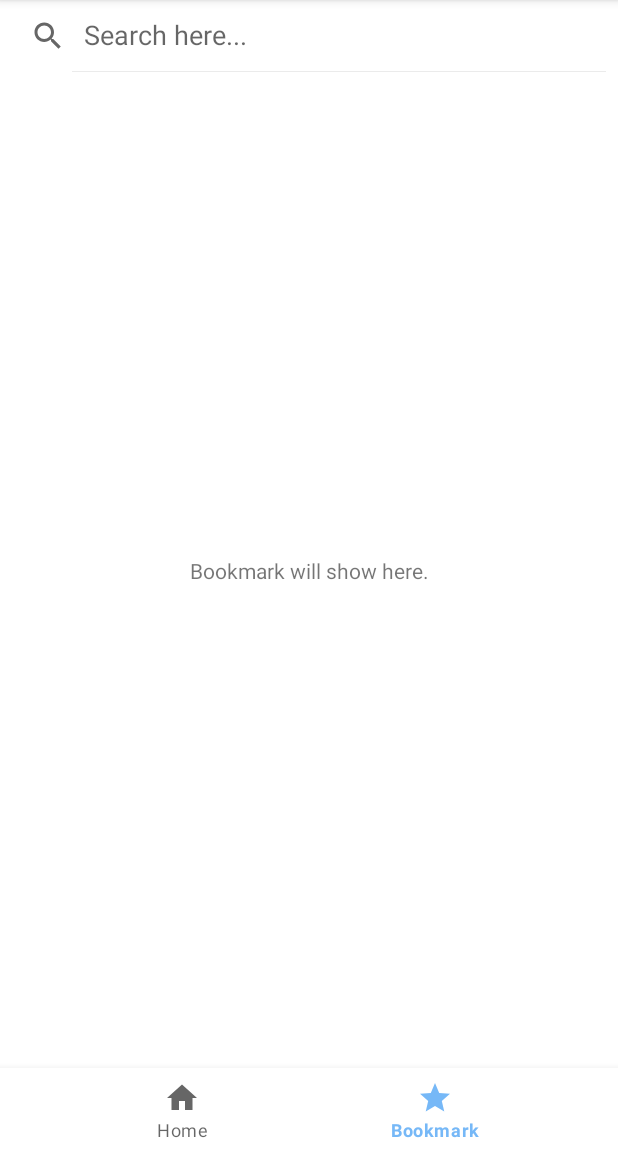
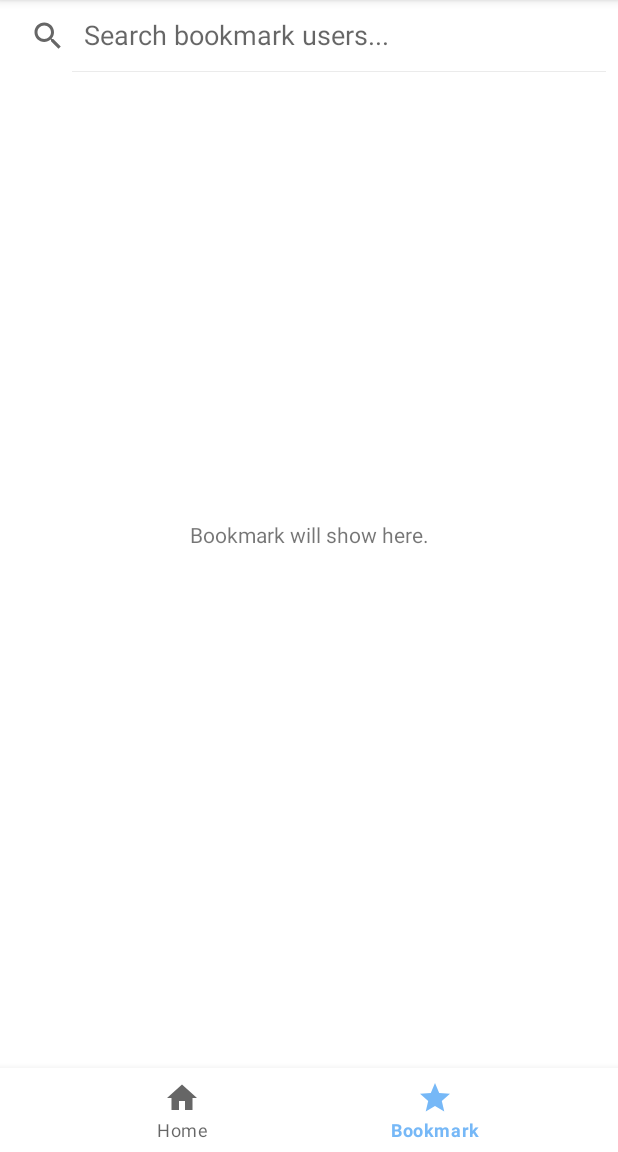
Before and after one commit to Wangoose/OJT_WHC_Java, an Android app: the screen it shows after launch (MainActivity), item 2 of the bottom bar chosen, on a phone screen of 412 x 824 dp, the part 84-1236 px from its top. Run offline under Robolectric (Android 15) with nearby library versions, the light colour scheme and no system bars; libraries missing offline, so code that uses them is left out: javax.annotation; 5 statements that could not run were skipped.

Commit message:
북마크 SearchView 구현 中 임시 저장

```diff
--- a/app/src/main/java/com/wangoose/ojt_whc_java/FragmentBookmark.java
+++ b/app/src/main/java/com/wangoose/ojt_whc_java/FragmentBookmark.java
@@ -5,9 +5,11 @@ import android.view.LayoutInflater;
 import android.view.View;
 import android.view.ViewGroup;
 import android.widget.TextView;
+import android.widget.Toast;
 
 import androidx.annotation.NonNull;
 import androidx.annotation.Nullable;
+import androidx.appcompat.widget.SearchView;
 import androidx.fragment.app.Fragment;
 import androidx.recyclerview.widget.LinearLayoutManager;
 import androidx.recyclerview.widget.RecyclerView;
@@ -20,14 +22,19 @@ public class FragmentBookmark extends Fragment {
 
     SearchUsersResult bookmarkUserList;
 
+    SearchView searchView;
+
     TextView tvBookmarkInfo;
 
     View bookmarkView;
 
-    public static FragmentBookmark newInstance(SearchUsersResult bookmarkUserList) {
+    boolean isBackStack = false;
+
+    public static FragmentBookmark newInstance(SearchUsersResult bookmarkUserList, boolean isBackStack) {
             FragmentBookmark fb = new FragmentBookmark();
             Bundle bundle = new Bundle();
             bundle.putParcelable("bookmarkUserList", bookmarkUserList);
+            bundle.putBoolean("isBackStack", isBackStack);
             fb.setArguments(bundle);
             return fb;
     }
@@ -37,12 +44,38 @@ public class FragmentBookmark extends Fragment {
     public View onCreateView(@NonNull LayoutInflater inflater, @Nullable ViewGroup container, @Nullable Bundle savedInstanceState) {
         ViewGroup rootView = (ViewGroup) inflater.inflate(R.layout.fragment_bookmark, container, false);
 
-        if (getArguments() != null)
+        if (getArguments() != null) {
             bookmarkUserList = (SearchUsersResult) getArguments().getParcelable("bookmarkUserList");
+            isBackStack = getArguments().getBoolean("isBackStack");
+        }
 
         bookmark = new BookmarkMgmt(requireActivity());
 
         bookmarkView = rootView.findViewById(R.id.view_fragment_bookmark);
+
+        searchView = rootView.findViewById(R.id.search_view_bookmark);
+
+        searchView.setOnQueryTextListener(new SearchView.OnQueryTextListener() {
+            @Override
+            public boolean onQueryTextSubmit(String query) {
+                searchBookmark(bookmarkUserList, query);
+                return true;
+            }
+
+            @Override
+            public boolean onQueryTextChange(String newText) {
+                return false;
+            }
+        });
+
+        searchView.setOnCloseListener(new SearchView.OnCloseListener() {
+            @Override
+            public boolean onClose() {
+                if (isBackStack)
+                    Toast.makeText(requireActivity(), "응애 나 백스택", Toast.LENGTH_SHORT).show();
+                return false;
+            }
+        });
 
         tvBookmarkInfo = rootView.findViewById(R.id.tvBookmarkInfo);
 
@@ -65,6 +98,18 @@ public class FragmentBookmark extends Fragment {
         ((MainActivity) requireActivity()).deleteBookmark(target);
     }
 
+    void searchBookmark(SearchUsersResult bookmarkUserList, String target) {
+        SearchUsersResult bookmarkSearchResult = ((MainActivity) requireActivity()).searchBookmark(bookmarkUserList, target);
+
+        FragmentBookmark fragmentBookmark = new FragmentBookmark().newInstance(bookmarkSearchResult, true);
+
+        requireActivity().getSupportFragmentManager().beginTransaction()
+                .replace(R.id.view_fragment_bookmark, fragmentBookmark, "BOOKMARK")
+                .addToBackStack(null)
+                .commit();
+
+    }
+
     void refreshBookmark(SearchUsersResult bookmarkUserList) {
         this.bookmarkUserList = bookmarkUserList;
         if (bookmarkUserList.getItems().size() != 0)
--- a/app/src/main/java/com/wangoose/ojt_whc_java/FragmentHome.java
+++ b/app/src/main/java/com/wangoose/ojt_whc_java/FragmentHome.java
@@ -47,7 +47,7 @@ public class FragmentHome extends Fragment {
 
         tvMainInfo = rootView.findViewById(R.id.tvMainInfo);
 
-        searchView = requireActivity().findViewById(R.id.search_view);
+        searchView = rootView.findViewById(R.id.search_view_home);
 
         rfClient = RetrofitClient.getInstance();
         rfInterface = RetrofitClient.getRetrofitInterface();
--- a/app/src/main/java/com/wangoose/ojt_whc_java/MainActivity.java
+++ b/app/src/main/java/com/wangoose/ojt_whc_java/MainActivity.java
@@ -16,6 +16,7 @@ import androidx.fragment.app.FragmentManager;
 import com.google.android.material.bottomnavigation.BottomNavigationView;
 import com.google.android.material.navigation.NavigationBarView;
 
+import java.util.ArrayList;
 import java.util.List;
 
 public class MainActivity extends AppCompatActivity {
@@ -24,8 +25,8 @@ public class MainActivity extends AppCompatActivity {
 
     BottomNavigationView btNaView;
 
-    Fragment fragment_home;
-    Fragment fragment_bookmark;
+    Fragment fragmentHome;
+    Fragment fragmentBookmark;
 
     FragmentManager fragmentManager;
 
@@ -53,40 +54,42 @@ public class MainActivity extends AppCompatActivity {
             public boolean onNavigationItemSelected(@NonNull MenuItem item) {
                 switch (item.getItemId()) {
                     case R.id.item_fragment_home:
-                        if (fragment_home == null) {
-                            fragment_home = new FragmentHome();
+                        if (fragmentHome == null) {
+                            fragmentHome = new FragmentHome();
                             fragmentManager.beginTransaction()
-                                    .add(R.id.main_fragment_container, fragment_home, "HOME")
+                                    .add(R.id.main_fragment_container, fragmentHome, "HOME")
                                     .commit();
                             // commit() 작업을 즉시 실행시킴
                             // findFragmentByTag 적용을 위해 필요함. reference : https://eitu97.tistory.com/31
                             fragmentManager.executePendingTransactions();
                         }
 
-                        if (fragment_home != null) {
+                        if (fragmentHome != null) {
                             // 해당 프래그먼트의 어댑터뷰 refresh
                             ((FragmentHome) fragmentManager.findFragmentByTag("HOME")).refreshHome();
-                            fragmentManager.beginTransaction().show(fragment_home).commit();
+                            fragmentManager.beginTransaction().show(fragmentHome).commit();
                         }
 
-                        if (fragment_bookmark != null)
-                            fragmentManager.beginTransaction().hide(fragment_bookmark).commit();
+                        if (fragmentBookmark != null) {
+                            fragmentManager.beginTransaction().hide(fragmentBookmark).commit();
+                        }
                         break;
                     case R.id.item_fragment_bookmark:
-                        if (fragment_bookmark == null) {
-                            fragment_bookmark = new FragmentBookmark().newInstance(bookmarkUserList);
+                        if (fragmentBookmark == null) {
+                            fragmentBookmark = new FragmentBookmark().newInstance(bookmarkUserList, false);
                             fragmentManager.beginTransaction()
-                                    .add(R.id.main_fragment_container, fragment_bookmark, "BOOKMARK")
+                                    .add(R.id.main_fragment_container, fragmentBookmark, "BOOKMARK")
                                     .commit();
                             fragmentManager.executePendingTransactions();
                         }
 
-                        if (fragment_home != null)
-                            fragmentManager.beginTransaction().hide(fragment_home).commit();
+                        if (fragmentHome != null) {
+                            fragmentManager.beginTransaction().hide(fragmentHome).commit();
+                        }
 
-                        if (fragment_bookmark != null) {
+                        if (fragmentBookmark != null) {
                             ((FragmentBookmark) fragmentManager.findFragmentByTag("BOOKMARK")).refreshBookmark(bookmarkUserList);
-                            fragmentManager.beginTransaction().show(fragment_bookmark).commit();
+                            fragmentManager.beginTransaction().show(fragmentBookmark).commit();
                         }
                         break;
                 }
@@ -155,6 +158,19 @@ public class MainActivity extends AppCompatActivity {
         }
     }
 
+    SearchUsersResult searchBookmark(SearchUsersResult bookmarkUserList, String target) {
+        List<UserItem> userItems = bookmarkUserList.getItems();
+        List<UserItem> resultItems = new ArrayList<>();
+        for (UserItem uItem : userItems) {
+            if (uItem.getLogin().equals(target)) {
+                resultItems.add(uItem);
+            }
+        }
+        SearchUsersResult bookmarkSearchResult = new SearchUsersResult(resultItems);
+        bookmarkSearchResult.setBookmarkList(true);
+        return bookmarkSearchResult;
+    }
+
     void goProfile(UserItem userItem, int requestCode) {
         Intent intent = new Intent(MainActivity.this, ProfileActivity.class);
         intent.putExtra("userItem", userItem);
--- a/app/src/main/java/com/wangoose/ojt_whc_java/RetrofitInterface.java
+++ b/app/src/main/java/com/wangoose/ojt_whc_java/RetrofitInterface.java
@@ -9,7 +9,7 @@ import retrofit2.http.Query;
 public interface RetrofitInterface {
 
     // Github API Personal token
-    String token = "token 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";
+    String token = "token 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";
 
     @Headers({
             "accept: application/vnd.github+json",
--- a/app/src/main/res/layout/activity_main.xml
+++ b/app/src/main/res/layout/activity_main.xml
@@ -6,19 +6,11 @@
     android:layout_height="match_parent"
     tools:context=".MainActivity">
 
-    <androidx.appcompat.widget.SearchView
-        android:id="@+id/search_view"
-        android:layout_width="match_parent"
-        android:layout_height="wrap_content"
-        app:layout_constraintTop_toTopOf="parent"
-        app:iconifiedByDefault="false"
-        app:queryHint="Search here..."/>
-
     <FrameLayout
         android:id="@+id/main_fragment_container"
         android:layout_width="match_parent"
         android:layout_height="0dp"
-        app:layout_constraintTop_toBottomOf="@+id/search_view"
+        app:layout_constraintTop_toTopOf="parent"
         app:layout_constraintBottom_toTopOf="@+id/btnav_view" />
 
     <com.google.android.material.bottomnavigation.BottomNavigationView
--- a/app/src/main/res/layout/fragment_bookmark.xml
+++ b/app/src/main/res/layout/fragment_bookmark.xml
@@ -5,11 +5,21 @@
     android:layout_height="match_parent"
     android:id="@+id/view_fragment_bookmark">
 
+    <androidx.appcompat.widget.SearchView
+        android:id="@+id/search_view_bookmark"
+        android:layout_width="match_parent"
+        android:layout_height="wrap_content"
+        app:layout_constraintTop_toTopOf="parent"
+        app:iconifiedByDefault="false"
+        app:queryHint="Search bookmark users..."/>
+
     <androidx.recyclerview.widget.RecyclerView
         android:id="@+id/recycler2"
         android:scrollbars="vertical"
         android:layout_width="match_parent"
-        android:layout_height="match_parent" />
+        android:layout_height="0dp"
+        app:layout_constraintTop_toBottomOf="@+id/search_view_bookmark"
+        app:layout_constraintBottom_toBottomOf="parent"/>
 
     <TextView
         android:layout_width="wrap_content"
@@ -21,5 +31,4 @@
         app:layout_constraintLeft_toLeftOf="parent"
         app:layout_constraintRight_toRightOf="parent" />
 
-
 </androidx.constraintlayout.widget.ConstraintLayout>
```
Also changed, not shown: app/src/main/res/layout/fragment_home.xml (+11 -1 lines).
